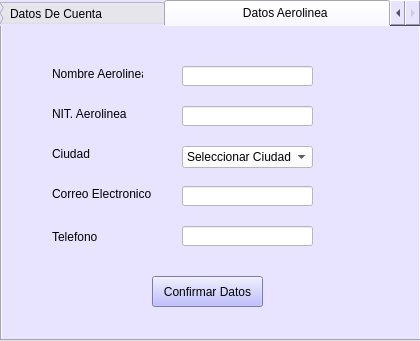
This is Interfaces Aeropuerto/modificarDatosAerolinea.ui in vanesagustin98/Aerocamp as Qt 5 draws it before an edit. The edited form follows.
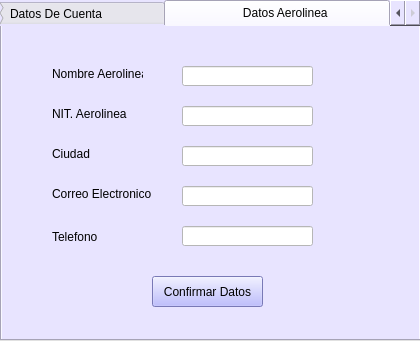
This is the edited form. The open tabs and pages were chosen to show the change.

Patch:
```diff
--- a/Interfaces Aeropuerto/modificarDatosAerolinea.ui
+++ b/Interfaces Aeropuerto/modificarDatosAerolinea.ui
@@ -237,44 +237,6 @@
       <string notr="true">background-color: rgb(255, 255, 255);</string>
      </property>
     </widget>
-    <widget class="QComboBox" name="comboBox">
-     <property name="geometry">
-      <rect>
-       <x>180</x>
-       <y>120</y>
-       <width>131</width>
-       <height>22</height>
-      </rect>
-     </property>
-     <property name="styleSheet">
-      <string notr="true">background-color: rgb(255, 255, 255);</string>
-     </property>
-     <item>
-      <property name="text">
-       <string>Seleccionar Ciudad</string>
-      </property>
-     </item>
-     <item>
-      <property name="text">
-       <string>Pasto</string>
-      </property>
-     </item>
-     <item>
-      <property name="text">
-       <string>Bogota</string>
-      </property>
-     </item>
-     <item>
-      <property name="text">
-       <string>Medellin</string>
-      </property>
-     </item>
-     <item>
-      <property name="text">
-       <string>Cali</string>
-      </property>
-     </item>
-    </widget>
     <widget class="QLineEdit" name="lineEdit_6">
      <property name="geometry">
       <rect>
@@ -317,6 +279,19 @@
       <string>Confirmar Datos</string>
      </property>
     </widget>
+    <widget class="QLineEdit" name="comboBox">
+     <property name="geometry">
+      <rect>
+       <x>180</x>
+       <y>120</y>
+       <width>131</width>
+       <height>20</height>
+      </rect>
+     </property>
+     <property name="styleSheet">
+      <string notr="true">background-color: rgb(255, 255, 255);</string>
+     </property>
+    </widget>
    </widget>
   </widget>
  </widget>
```
Left out of the diff: 2 changed lines with no effect on the pictures.
